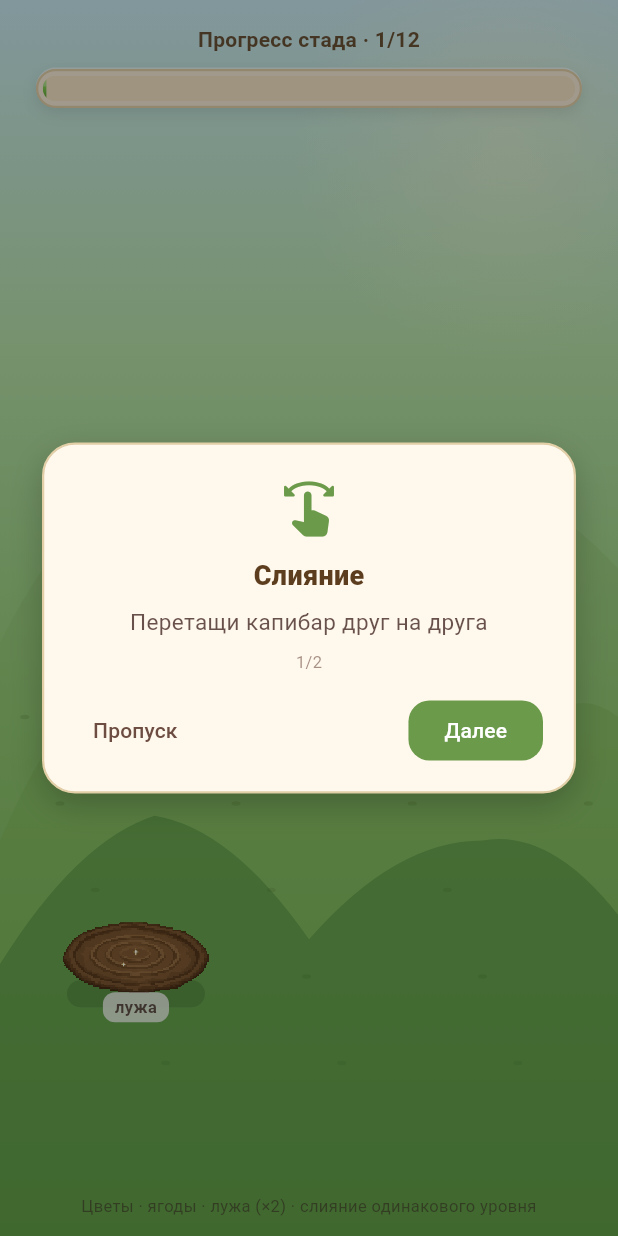
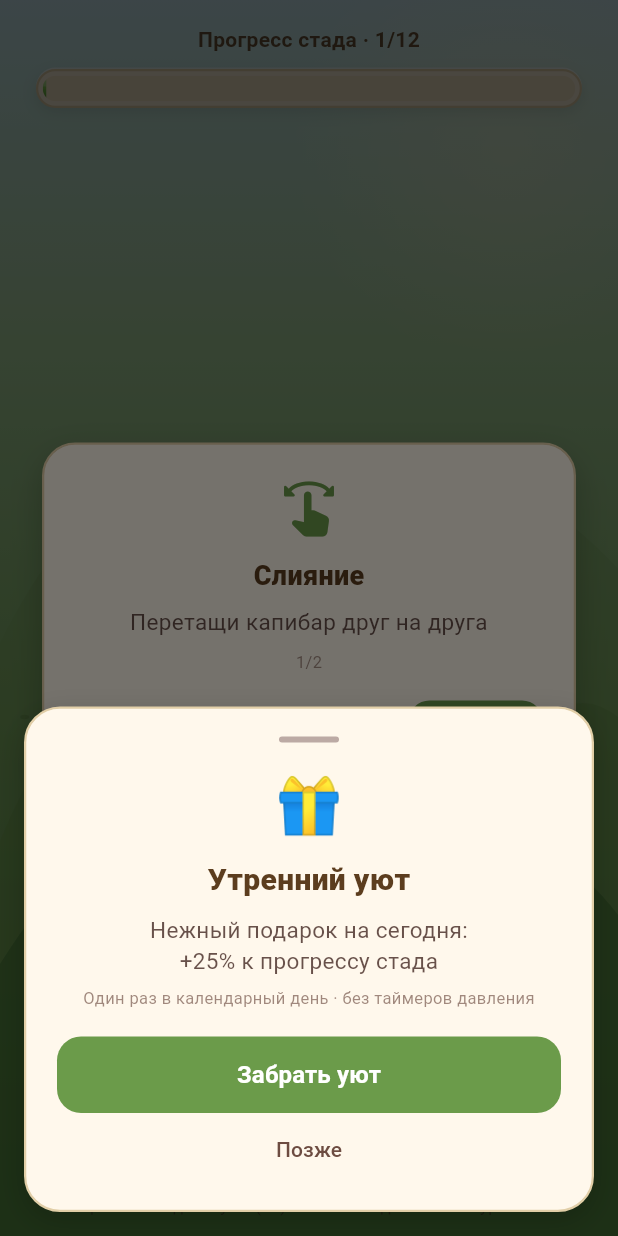
Before and after one commit to Nutarix/capy-clicker, a Flutter app: the screen it shows after launch, on a phone screen of 412 x 824 dp. Run offline on Flutter 3.47's test engine with Material 3 defaults, Android fonts, the phone set to English and light mode, and no system bars; our stand-ins replace shared_preferences.

Commit message:
feat: soft daily «Утренний уют», haptics, store prep
Phase 2–3 soft-launch: once-per-local-day +25% claim sheet (persisted
lastDailyClaimYmd), merge/wallow haptics (SFX deferred), store/ listing
checklist with RU/EN captions. Analyze clean; tests updated.

```diff
--- a/lib/features/game/controllers/game_controller.dart
+++ b/lib/features/game/controllers/game_controller.dart
@@ -10,7 +10,7 @@ import '../models/game_state.dart';
 import '../persistence/game_persistence.dart';
 
 /// Owns [GameState], tick loop, spawn/merge, mud boost, berry basket,
-/// offline progress, persist.
+/// offline progress, soft daily bonus, persist.
 class GameController extends ChangeNotifier {
   GameController({
     GamePersistence? persistence,
@@ -77,6 +77,30 @@ class GameController extends ChangeNotifier {
   void acknowledgeOfflineWelcome() {
     _offlineProgressGranted = 0;
     _offlineSecondsApplied = 0;
+  }
+
+  /// Local calendar day key `YYYY-MM-DD` for [instant].
+  static String calendarDayKey(DateTime instant) {
+    final y = instant.year.toString().padLeft(4, '0');
+    final m = instant.month.toString().padLeft(2, '0');
+    final d = instant.day.toString().padLeft(2, '0');
+    return '$y-$m-$d';
+  }
+
+  String get _todayKey => calendarDayKey(_now());
+
+  /// Soft daily gift available (once per local calendar day, not claimed yet).
+  bool get isDailyBonusAvailable =>
+      _ready && _state.lastDailyClaimYmd != _todayKey;
+
+  /// Claim today's soft daily: +[BalanceV0.dailyBonusProgress] progress.
+  /// Returns false if already claimed today.
+  bool claimDailyBonus() {
+    if (!isDailyBonusAvailable) return false;
+    final day = _todayKey;
+    _setState(_state.copyWith(lastDailyClaimYmd: day));
+    addProgress(BalanceV0.dailyBonusProgress, fromTap: false);
+    return true;
   }
 
   /// Load save (or bootstrap), grant capped offline progress, start ticker.
--- a/lib/features/game/game_screen.dart
+++ b/lib/features/game/game_screen.dart
@@ -10,6 +10,7 @@ import 'widgets/meadow_background.dart';
 import 'widgets/meadow_decor.dart';
 import 'widgets/mud_puddle.dart';
 import 'widgets/progress_bar.dart';
+import 'widgets/morning_cozy_sheet.dart';
 import 'widgets/tip_overlay.dart';
 
 /// Live game screen: auto progress, flowers, herd, merge, mud, berries, zoom.
@@ -28,6 +29,8 @@ class _GameScreenState extends State<GameScreen> {
   late final bool _ownsController;
   final GlobalKey _meadowKey = GlobalKey();
   bool _offlineWelcomeShown = false;
+  bool _dailyPromptShown = false;
+  bool _dailySheetOpen = false;
 
   static const _flowerLayouts = <({double left, double top, Color color})>[
     (left: 0.18, top: 0.42, color: Color(0xFFE87AA0)),
@@ -50,6 +53,7 @@ class _GameScreenState extends State<GameScreen> {
     if (!mounted) return;
     setState(() {});
     _maybeShowOfflineWelcome();
+    _maybeShowDailyBonus();
   }
 
   void _maybeShowOfflineWelcome() {
@@ -101,6 +105,85 @@ class _GameScreenState extends State<GameScreen> {
   void _onBerryTap() {
     HapticFeedback.mediumImpact();
     _controller.onBerryTap();
+  }
+
+  void _maybeShowDailyBonus() {
+    if (_dailyPromptShown || _dailySheetOpen) return;
+    if (!_controller.isReady || !_controller.isDailyBonusAvailable) return;
+    // Soft: wait a beat so tips / offline snackbar settle first.
+    _dailyPromptShown = true;
+    WidgetsBinding.instance.addPostFrameCallback((_) async {
+      if (!mounted) return;
+      // Delay slightly so first-launch tips can appear above without stacking.
+      await Future<void>.delayed(const Duration(milliseconds: 700));
+      if (!mounted || !_controller.isDailyBonusAvailable) return;
+      _dailySheetOpen = true;
+      final claimed = await MorningCozySheet.show(
+        context,
+        onClaim: () {
+          _controller.claimDailyBonus();
+        },
+      );
+      _dailySheetOpen = false;
+      if (!mounted) return;
+      if (claimed) {
+        ScaffoldMessenger.of(context).showSnackBar(
+          SnackBar(
+            behavior: SnackBarBehavior.floating,
+            duration: const Duration(seconds: 2),
+            backgroundColor: const Color(0xFF5C3D1E).withValues(alpha: 0.92),
+            content: Text(
+              'Уют получен: +${(BalanceV0.dailyBonusProgress * 100).round()}% прогресса',
+              style: const TextStyle(color: Colors.white, fontSize: 14),
+            ),
+          ),
+        );
+      }
+      setState(() {});
+    });
+  }
+
+  Future<void> _openDailyBonusManually() async {
+    if (!_controller.isDailyBonusAvailable || _dailySheetOpen) return;
+    _dailySheetOpen = true;
+    final claimed = await MorningCozySheet.show(
+      context,
+      onClaim: () {
+        _controller.claimDailyBonus();
+      },
+    );
+    _dailySheetOpen = false;
+    if (!mounted) return;
+    if (claimed) {
+      ScaffoldMessenger.of(context).showSnackBar(
+        SnackBar(
+          behavior: SnackBarBehavior.floating,
+          duration: const Duration(seconds: 2),
+          backgroundColor: const Color(0xFF5C3D1E).withValues(alpha: 0.92),
+          content: Text(
+            'Уют получен: +${(BalanceV0.dailyBonusProgress * 100).round()}% прогресса',
+            style: const TextStyle(color: Colors.white, fontSize: 14),
+          ),
+        ),
+      );
+    }
+    setState(() {});
+  }
+
+  bool _onMerge(String a, String b) {
+    final ok = _controller.tryMerge(a, b);
+    if (ok) {
+      HapticFeedback.mediumImpact();
+    }
+    return ok;
+  }
+
+  bool _onMudDrop(String id) {
+    final ok = _controller.tryMudWallow(id);
+    if (ok) {
+      HapticFeedback.lightImpact();
+    }
+    return ok;
   }
 
   Offset _meadowOriginGlobal() {
@@ -196,10 +279,10 @@ class _GameScreenState extends State<GameScreen> {
                                       capybara: capy,
                                       meadowSize: Size(w, h),
                                       meadowOriginGlobal: _meadowOriginGlobal(),
-                                      onMerge: _controller.tryMerge,
+                                      onMerge: _onMerge,
                                       onDropPosition:
                                           _controller.updatePosition,
-                                      onMudDrop: _controller.tryMudWallow,
+                                      onMudDrop: _onMudDrop,
                                       isOverMud: _controller.isOverMud,
                                       isWallowing:
                                           _controller.wallowingCapyId ==
@@ -234,6 +317,58 @@ class _GameScreenState extends State<GameScreen> {
                 ],
               ),
               const Positioned.fill(child: FirstLaunchTipOverlay()),
+              if (_controller.isDailyBonusAvailable)
+                Positioned(
+                  right: 16,
+                  bottom: 48,
+                  child: Material(
+                    color: Colors.transparent,
+                    child: Tooltip(
+                      message: 'Утренний уют',
+                      child: InkWell(
+                        onTap: _openDailyBonusManually,
+                        borderRadius: BorderRadius.circular(20),
+                        child: Ink(
+                          decoration: BoxDecoration(
+                            color: const Color(0xFFFFF8EC),
+                            borderRadius: BorderRadius.circular(20),
+                            border: Border.all(
+                              color: const Color(0xFFE2CFA8),
+                            ),
+                            boxShadow: [
+                              BoxShadow(
+                                color: Colors.black.withValues(alpha: 0.12),
+                                blurRadius: 8,
+                                offset: const Offset(0, 3),
+                              ),
+                            ],
+                          ),
+                          child: const Padding(
+                            padding: EdgeInsets.symmetric(
+                              horizontal: 12,
+                              vertical: 8,
+                            ),
+                            child: Row(
+                              mainAxisSize: MainAxisSize.min,
+                              children: [
+                                Text('🎁', style: TextStyle(fontSize: 16)),
+                                SizedBox(width: 6),
+                                Text(
+                                  'Уют',
+                                  style: TextStyle(
+                                    fontSize: 13,
+                                    fontWeight: FontWeight.w700,
+                                    color: Color(0xFF5C3D1E),
+                                  ),
+                                ),
+                              ],
+                            ),
+                          ),
+                        ),
+                      ),
+                    ),
+                  ),
+                ),
             ],
           ),
         ),
--- a/lib/features/game/models/balance.dart
+++ b/lib/features/game/models/balance.dart
@@ -107,6 +107,14 @@ abstract final class BalanceV0 {
   static const int decorRockAt = 6;
   static const int decorBush2At = 9;
 
+  // --- Soft daily bonus (Phase 2–3) ---
+
+  /// Once-per-local-calendar-day claimable progress gift (not an energy gate).
+  static const double dailyBonusProgress = 0.25;
+
+  /// Alternate flavor (docs): mud-boost equivalent duration if we ever switch reward.
+  static const Duration dailyBonusMudBoostEquivalent = Duration(seconds: 30);
+
   // --- Juice / tips ---
 
   /// Brief merge flash duration on the new merged capy.
--- a/lib/features/game/models/game_state.dart
+++ b/lib/features/game/models/game_state.dart
@@ -7,6 +7,7 @@ class GameState {
     required this.herd,
     this.nextId = 1,
     this.savedAtMs,
+    this.lastDailyClaimYmd,
   });
 
   /// Herd progress in range 0.0–1.0 (fills toward next spawn).
@@ -21,6 +22,9 @@ class GameState {
   /// Epoch ms when this snapshot was last persisted (for offline progress).
   final int? savedAtMs;
 
+  /// Local calendar day of last soft daily claim as `YYYY-MM-DD`, or null.
+  final String? lastDailyClaimYmd;
+
   int get herdCount => herd.length;
 
   GameState copyWith({
@@ -28,12 +32,17 @@ class GameState {
     List<Capybara>? herd,
     int? nextId,
     int? savedAtMs,
+    String? lastDailyClaimYmd,
+    bool clearLastDailyClaimYmd = false,
   }) {
     return GameState(
       herdProgress: herdProgress ?? this.herdProgress,
       herd: herd ?? this.herd,
       nextId: nextId ?? this.nextId,
       savedAtMs: savedAtMs ?? this.savedAtMs,
+      lastDailyClaimYmd: clearLastDailyClaimYmd
+          ? null
+          : (lastDailyClaimYmd ?? this.lastDailyClaimYmd),
     );
   }
 
@@ -42,6 +51,7 @@ class GameState {
     'nextId': nextId,
     'herd': herd.map((c) => c.toJson()).toList(),
     if (savedAtMs != null) 'savedAtMs': savedAtMs,
+    if (lastDailyClaimYmd != null) 'lastDailyClaimYmd': lastDailyClaimYmd,
   };
 
   factory GameState.fromJson(Map<String, dynamic> json) {
@@ -53,6 +63,7 @@ class GameState {
           .map((e) => Capybara.fromJson(Map<String, dynamic>.from(e as Map)))
           .toList(),
       savedAtMs: (json['savedAtMs'] as num?)?.toInt(),
+      lastDailyClaimYmd: json['lastDailyClaimYmd'] as String?,
     );
   }
 
--- /dev/null
+++ b/lib/features/game/widgets/morning_cozy_sheet.dart
@@ -0,0 +1,134 @@
+import 'package:flutter/material.dart';
+import 'package:flutter/services.dart';
+
+import '../models/balance.dart';
+
+/// Soft once-per-day claim sheet: «Утренний уют».
+/// Not an energy gate — dismissible, claimable until taken that calendar day.
+class MorningCozySheet extends StatelessWidget {
+  const MorningCozySheet({super.key, required this.onClaim});
+
+  final VoidCallback onClaim;
+
+  /// Shows the sheet; returns true if the player claimed.
+  static Future<bool> show(BuildContext context, {required VoidCallback onClaim}) async {
+    var claimed = false;
+    await showModalBottomSheet<void>(
+      context: context,
+      isScrollControlled: true,
+      backgroundColor: Colors.transparent,
+      builder: (ctx) {
+        return MorningCozySheet(
+          onClaim: () {
+            claimed = true;
+            onClaim();
+            Navigator.of(ctx).pop();
+          },
+        );
+      },
+    );
+    return claimed;
+  }
+
+  @override
+  Widget build(BuildContext context) {
+    return SafeArea(
+      child: Padding(
+        padding: const EdgeInsets.fromLTRB(16, 0, 16, 16),
+        child: DecoratedBox(
+          decoration: BoxDecoration(
+            color: const Color(0xFFFFF8EC),
+            borderRadius: BorderRadius.circular(24),
+            border: Border.all(color: const Color(0xFFE2CFA8), width: 1.5),
+            boxShadow: [
+              BoxShadow(
+                color: Colors.black.withValues(alpha: 0.18),
+                blurRadius: 16,
+                offset: const Offset(0, 6),
+              ),
+            ],
+          ),
+          child: Padding(
+            padding: const EdgeInsets.fromLTRB(22, 20, 22, 18),
+            child: Column(
+              mainAxisSize: MainAxisSize.min,
+              children: [
+                Container(
+                  width: 40,
+                  height: 4,
+                  decoration: BoxDecoration(
+                    color: Colors.brown.shade200,
+                    borderRadius: BorderRadius.circular(2),
+                  ),
+                ),
+                const SizedBox(height: 16),
+                const Text('🎁', style: TextStyle(fontSize: 36)),
+                const SizedBox(height: 10),
+                const Text(
+                  'Утренний уют',
+                  style: TextStyle(
+                    fontSize: 20,
+                    fontWeight: FontWeight.w800,
+                    color: Color(0xFF5C3D1E),
+                  ),
+                ),
+                const SizedBox(height: 8),
+                Text(
+                  'Нежный подарок на сегодня:\n'
+                  '+${(BalanceV0.dailyBonusProgress * 100).round()}% к прогрессу стада',
+                  textAlign: TextAlign.center,
+                  style: TextStyle(
+                    fontSize: 15,
+                    height: 1.4,
+                    color: Colors.brown.shade800.withValues(alpha: 0.85),
+                  ),
+                ),
+                const SizedBox(height: 6),
+                Text(
+                  'Один раз в календарный день · без таймеров давления',
+                  textAlign: TextAlign.center,
+                  style: TextStyle(
+                    fontSize: 11,
+                    color: Colors.brown.shade600.withValues(alpha: 0.65),
+                  ),
+                ),
+                const SizedBox(height: 18),
+                SizedBox(
+                  width: double.infinity,
+                  child: FilledButton(
+                    style: FilledButton.styleFrom(
+                      backgroundColor: const Color(0xFF6B9B4A),
+                      foregroundColor: Colors.white,
+                      padding: const EdgeInsets.symmetric(vertical: 14),
+                      shape: RoundedRectangleBorder(
+                        borderRadius: BorderRadius.circular(16),
+                      ),
+                    ),
+                    onPressed: () {
+                      HapticFeedback.lightImpact();
+                      onClaim();
+                    },
+                    child: const Text(
+                      'Забрать уют',
+                      style: TextStyle(
+                        fontSize: 16,
+                        fontWeight: FontWeight.w700,
+                      ),
+                    ),
+                  ),
+                ),
+                TextButton(
+                  onPressed: () => Navigator.of(context).pop(),
+                  child: Text(
+                    'Позже',
+                    style: TextStyle(color: Colors.brown.shade600),
+                  ),
+                ),
+              ],
+            ),
+          ),
+        ),
+      ),
+    );
+  }
+}
```
Also changed, not shown: 5 other files.
